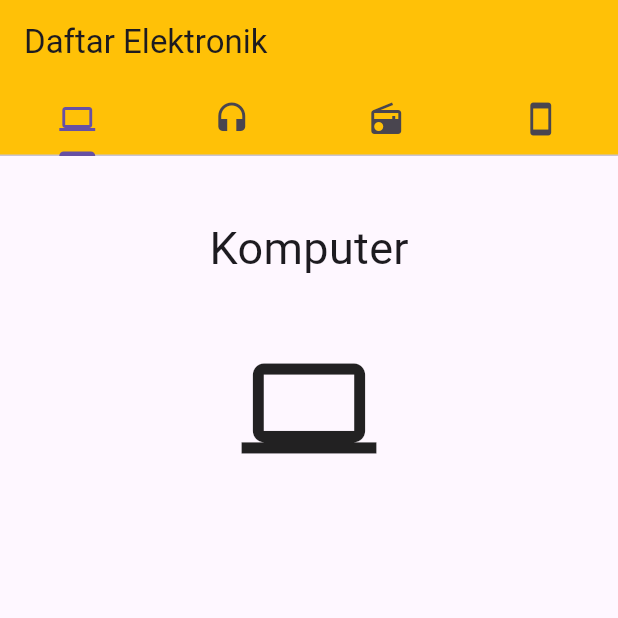
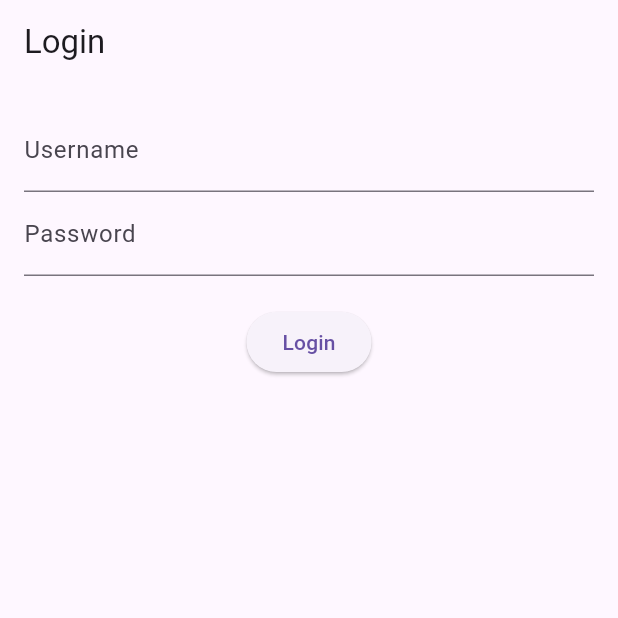
Before and after one commit to leonariq12/..., a Flutter app: the screen it shows after launch, on a phone screen of 412 x 824 dp, the top half of it. Run offline on Flutter 3.47's test engine with Material 3 defaults, Android fonts, the phone set to English and light mode, and no system bars.

Commit message:
first commit

```diff
--- /dev/null
+++ b/lib/login_screen.dart
@@ -0,0 +1,68 @@
+import 'package:flutter/material.dart';
+
+class LoginScreen extends StatefulWidget {
+  const LoginScreen({Key? key}) : super(key: key);
+
+  @override
+  _LoginScreenState createState() => _LoginScreenState();
+}
+
+class _LoginScreenState extends State<LoginScreen> {
+  final _usernameController = TextEditingController();
+  final _passwordController = TextEditingController();
+  final _formKey = GlobalKey<FormState>();
+
+  void _login() {
+    if (_formKey.currentState?.validate() ?? false) {
+      // Here you would typically perform the login logic, such as sending the data to a server
+      // For simplicity, we assume the login is successful and navigate to the Home screen
+
+      Navigator.pushReplacementNamed(context, '/home');
+    }
+  }
+
+  @override
+  Widget build(BuildContext context) {
+    return Scaffold(
+      appBar: AppBar(
+        title: const Text('Login'),
+      ),
+      body: Padding(
+        padding: const EdgeInsets.all(16.0),
+        child: Form(
+          key: _formKey,
+          child: Column(
+            children: [
+              TextFormField(
+                controller: _usernameController,
+                decoration: const InputDecoration(labelText: 'Username'),
+                validator: (value) {
+                  if (value == null || value.isEmpty) {
+                    return 'Please enter your username';
+                  }
+                  return null;
+                },
+              ),
+              TextFormField(
+                controller: _passwordController,
+                decoration: const InputDecoration(labelText: 'Password'),
+                obscureText: true,
+                validator: (value) {
+                  if (value == null || value.isEmpty) {
+                    return 'Please enter your password';
+                  }
+                  return null;
+                },
+              ),
+              const SizedBox(height: 20),
+              ElevatedButton(
+                onPressed: _login,
+                child: const Text('Login'),
+              ),
+            ],
+          ),
+        ),
+      ),
+    );
+  }
+}
```
Also changed, not shown: lib/hal_headset.dart (+32 -10 lines), lib/hal_komputer.dart (+39 -5 lines), lib/hal_radio.dart (+37 -11 lines), lib/hal_smartphone.dart (+23 -7 lines), lib/main.dart (+55 -15 lines), pubspec.yaml (+7 -4 lines), assets/img/mewing.jpg (added).
